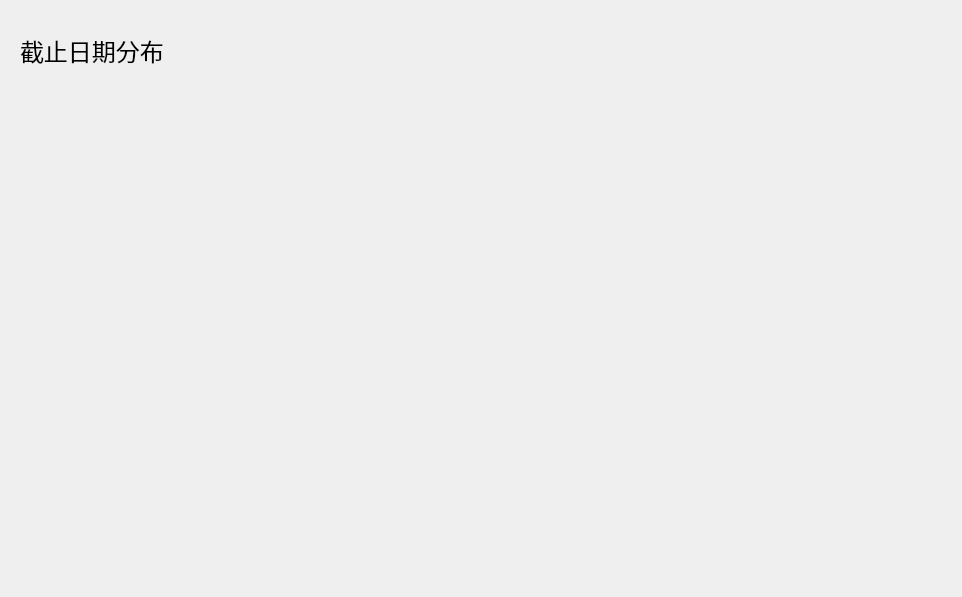
Above: Easygtd/deadlinedistri.ui from topologicalstructure/HCIProject before the change. Below: the same form after it.
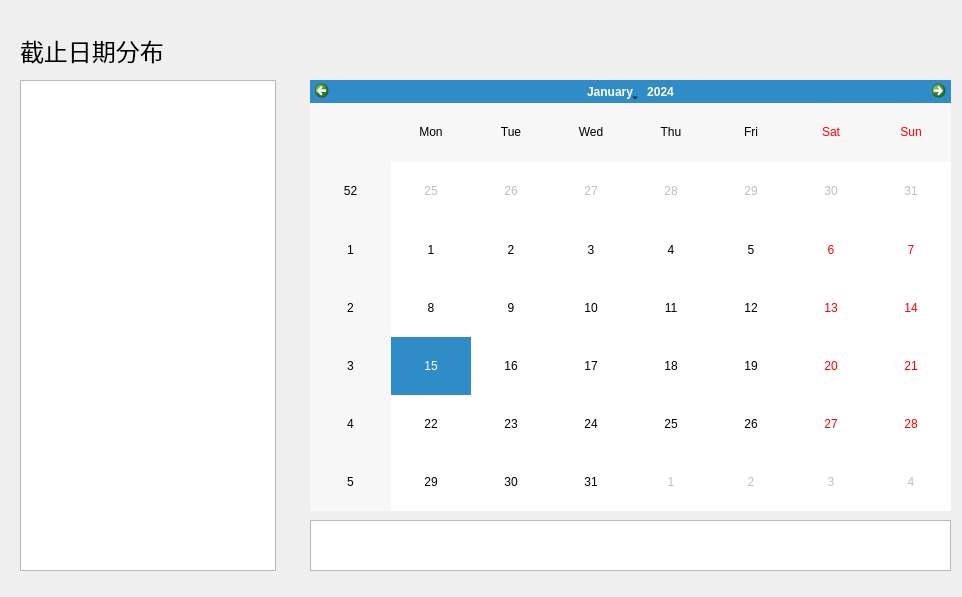
That is the form after the change. Custom widgets are drawn as their Qt base class.

The edit to the form file:
```diff
--- a/Easygtd/deadlinedistri.ui
+++ b/Easygtd/deadlinedistri.ui
@@ -31,18 +31,44 @@
     <string>截止日期分布</string>
    </property>
   </widget>
-  <widget class="QWidget" name="verticalLayoutWidget">
+  <widget class="QTextBrowser" name="textBrowser">
    <property name="geometry">
     <rect>
-     <x>100</x>
+     <x>310</x>
+     <y>520</y>
+     <width>641</width>
+     <height>51</height>
+    </rect>
+   </property>
+  </widget>
+  <widget class="CalendarWidget" name="MyCalendar">
+   <property name="geometry">
+    <rect>
+     <x>310</x>
      <y>80</y>
-     <width>761</width>
-     <height>461</height>
+     <width>641</width>
+     <height>431</height>
     </rect>
    </property>
-   <layout class="QVBoxLayout" name="verticalLayout"/>
+  </widget>
+  <widget class="QListWidget" name="listWidget">
+   <property name="geometry">
+    <rect>
+     <x>20</x>
+     <y>80</y>
+     <width>256</width>
+     <height>491</height>
+    </rect>
+   </property>
   </widget>
  </widget>
+ <customwidgets>
+  <customwidget>
+   <class>CalendarWidget</class>
+   <extends>QCalendarWidget</extends>
+   <header>CalendarWidget.h</header>
+  </customwidget>
+ </customwidgets>
  <resources/>
  <connections/>
 </ui>
```
